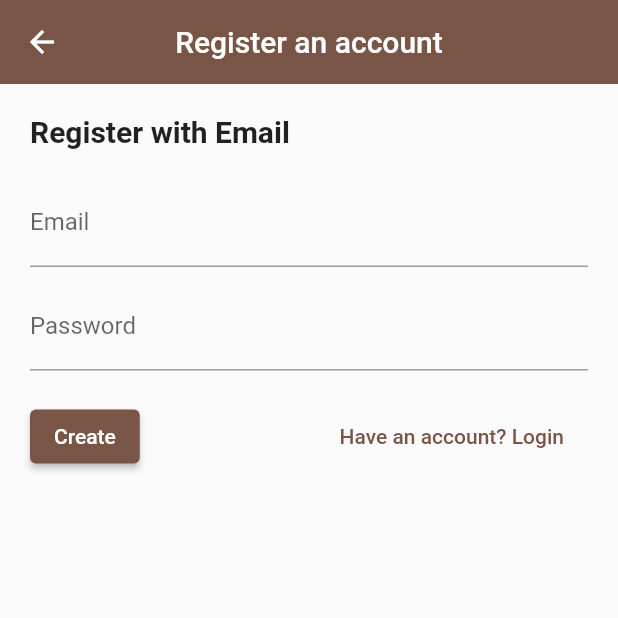
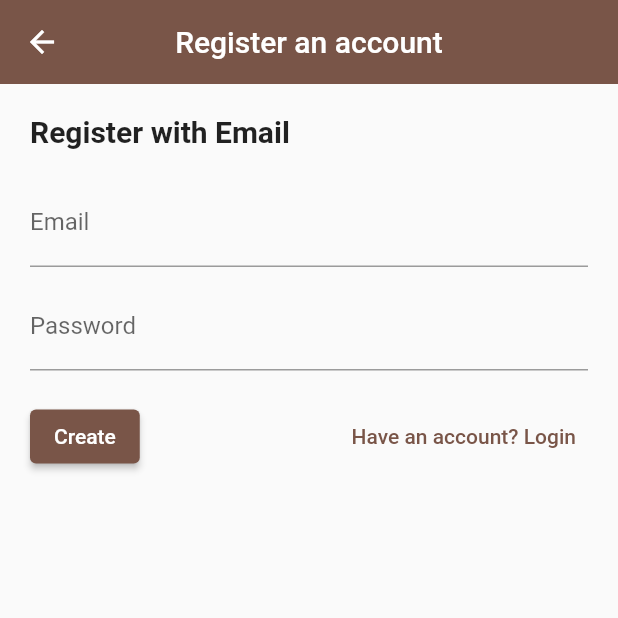
Before and after one commit to BlackIQ/Firebase-Practical-1, a Flutter app: the Register screen opened directly, on a phone screen of 412 x 824 dp, the top half of it. Run offline on Flutter 3.47's test engine with Material 2 defaults, Android fonts, the light colour scheme and no system bars; our stand-ins replace firebase_auth; accounts and stored records are empty; network calls fail.

Commit message:
Fix text buttons

```diff
--- a/lib/screens/authenticate/login.dart
+++ b/lib/screens/authenticate/login.dart
@@ -87,7 +87,7 @@ class _LoginState extends State<Login> {
                   },
                   child: Text('Login'),
                 ),
-                FlatButton(
+                TextButton(
                   onPressed: () {
                     Navigator.of(context).pop(context);
                     Navigator.of(context).push(
--- a/lib/screens/authenticate/register.dart
+++ b/lib/screens/authenticate/register.dart
@@ -87,7 +87,7 @@ class _RegisterState extends State<Register> {
                   },
                   child: Text('Create'),
                 ),
-                FlatButton(
+                TextButton(
                   onPressed: () {
                     Navigator.of(context).pop(context);
                     Navigator.of(context).push(
```
